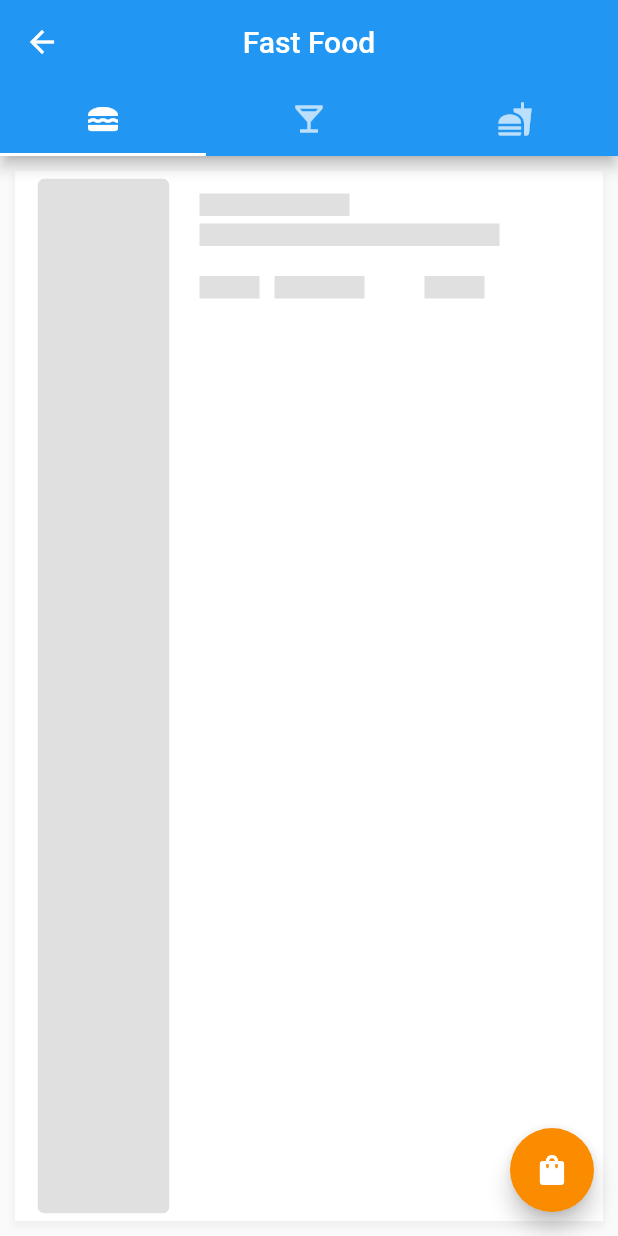
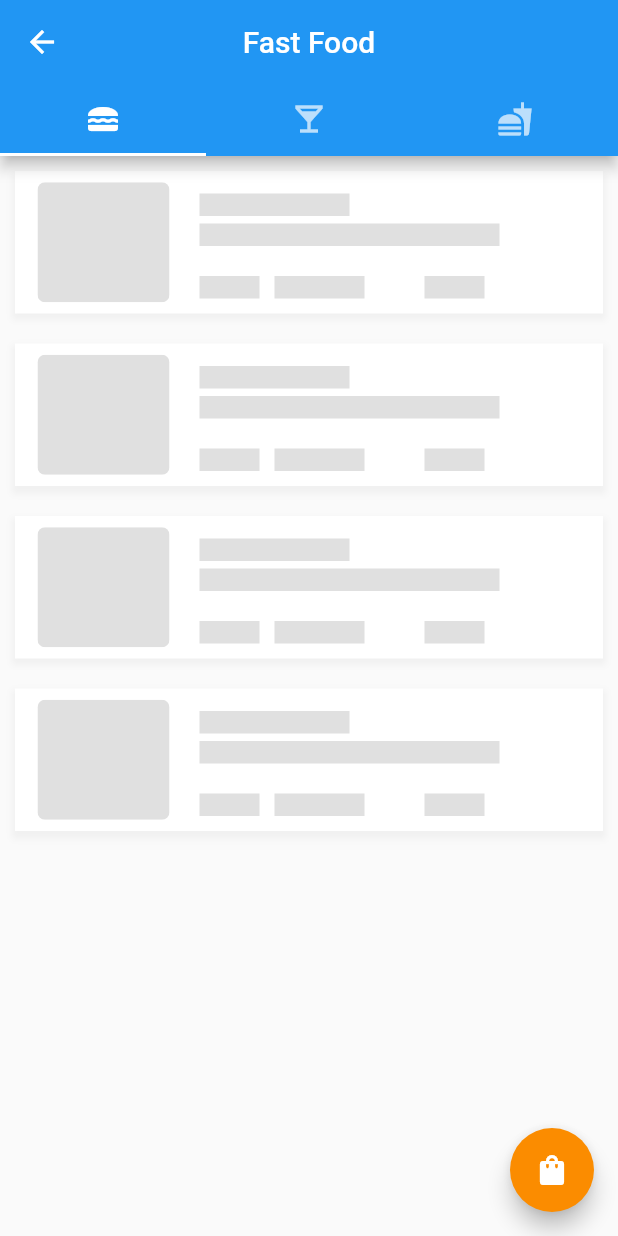
Before and after one commit to EdwinWalela/burgerx-mobile, a Flutter app: the MenuTab screen opened directly, on a phone screen of 412 x 824 dp. Run offline on Flutter 3.47's test engine with Material 2 defaults, Android fonts, the phone set to English and light mode, and no system bars; our stand-ins replace rxdart, sqflite; accounts and stored records are empty; network calls fail.

Commit message:
image place holder

```diff
--- a/lib/src/screens/MenuTab.dart
+++ b/lib/src/screens/MenuTab.dart
@@ -52,7 +52,14 @@ class MenuTab extends StatelessWidget {
         if (!snapshot.hasData) {
           return Scaffold(
             body: Center(
-              child: ItemHolder(),
+              child: Column(
+                children: [
+                  ItemHolder(),
+                  ItemHolder(),
+                  ItemHolder(),
+                  ItemHolder(),
+                ],
+              ),
             ),
           );
         }
--- a/lib/src/widgets/item_holder.dart
+++ b/lib/src/widgets/item_holder.dart
@@ -35,6 +35,7 @@ class ItemHolder extends StatelessWidget {
         borderRadius: BorderRadius.circular(5.0),
         child: Container(
           color: Colors.grey[300],
+          height: 80,
         ),
       ),
     );
```
